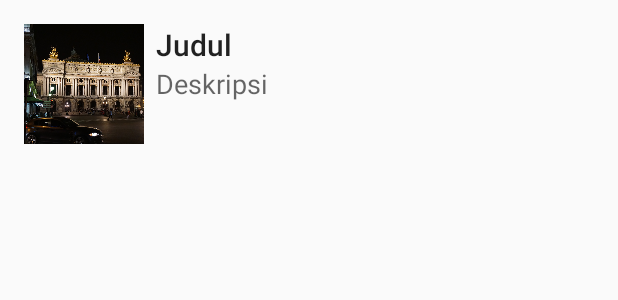
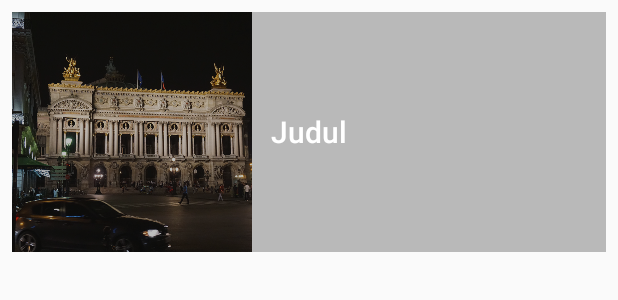
Before and after one commit to dheadhin/RecyclerView2, an Android app: the layout item_list.xml on its own in the app's theme, with its tools: preview values and no code run, on a phone screen of 412 x 824 dp. Shown: the top 300 px of the screen. Run offline under Robolectric (Android 15) with nearby library versions, the phone set to English and light mode, and no system bars.

Commit message:
RecyclerView Grid

```diff
--- a/app/src/main/java/id/sch/smktelkom_mlg/learn/recyclerview2/MainActivity.java
+++ b/app/src/main/java/id/sch/smktelkom_mlg/learn/recyclerview2/MainActivity.java
@@ -2,19 +2,16 @@ package id.sch.smktelkom_mlg.learn.recyclerview2;
 
 import android.content.res.Resources;
 import android.content.res.TypedArray;
-import android.graphics.drawable.BitmapDrawable;
 import android.graphics.drawable.Drawable;
 import android.os.Bundle;
-import android.support.v4.graphics.drawable.RoundedBitmapDrawable;
-import android.support.v4.graphics.drawable.RoundedBitmapDrawableFactory;
 import android.support.v7.app.AppCompatActivity;
-import android.support.v7.widget.LinearLayoutManager;
+import android.support.v7.widget.GridLayoutManager;
 import android.support.v7.widget.RecyclerView;
 
 import java.util.ArrayList;
 
-import adapter.HotelAdapter;
-import model.Hotel;
+import id.sch.smktelkom_mlg.learn.recyclerview2.adapter.HotelAdapter;
+import id.sch.smktelkom_mlg.learn.recyclerview2.model.Hotel;
 
 public class MainActivity extends AppCompatActivity {
     ArrayList<Hotel> mList = new ArrayList<>();
@@ -25,7 +22,7 @@ public class MainActivity extends AppCompatActivity {
         super.onCreate(savedInstanceState);
         setContentView(R.layout.activity_main);
         RecyclerView recyclerView = (RecyclerView) findViewById(R.id.recyclerView);
-        LinearLayoutManager layoutManager = new LinearLayoutManager(this);
+        GridLayoutManager layoutManager = new GridLayoutManager(this, 2);
         recyclerView.setLayoutManager(layoutManager);
         mAdapter = new HotelAdapter(mList);
         recyclerView.setAdapter(mAdapter);
@@ -41,10 +38,7 @@ public class MainActivity extends AppCompatActivity {
         Drawable[] arFoto = new Drawable[a.length()];
 
         for (int i = 0; i < arFoto.length; i++) {
-            BitmapDrawable bd = (BitmapDrawable) a.getDrawable(i);
-            RoundedBitmapDrawable rbd = RoundedBitmapDrawableFactory.create(getResources(), bd.getBitmap());
-            rbd.setCircular(true);
-            arFoto[i] = rbd;
+            arFoto[i] = a.getDrawable(i);
         }
         a.recycle();
 
--- a/app/src/main/java/id/sch/smktelkom_mlg/learn/recyclerview2/adapter/HotelAdapter.java
+++ b/app/src/main/java/id/sch/smktelkom_mlg/learn/recyclerview2/adapter/HotelAdapter.java
@@ -1,4 +1,4 @@
-package adapter;
+package id.sch.smktelkom_mlg.learn.recyclerview2.adapter;
 
 import android.support.v7.widget.RecyclerView;
 import android.view.LayoutInflater;
@@ -10,7 +10,7 @@ import android.widget.TextView;
 import java.util.ArrayList;
 
 import id.sch.smktelkom_mlg.learn.recyclerview2.R;
-import model.Hotel;
+import id.sch.smktelkom_mlg.learn.recyclerview2.model.Hotel;
 
 /**
  * Created by DHEA on 03/11/2016.
@@ -35,7 +35,6 @@ public class HotelAdapter extends RecyclerView.Adapter<HotelAdapter.ViewHolder>
     public void onBindViewHolder(ViewHolder holder, int position) {
         Hotel hotel = hotelList.get(position);
         holder.tvJudul.setText(hotel.judul);
-        holder.tvDeskripsi.setText(hotel.deskripsi);
         holder.ivFoto.setImageDrawable(hotel.foto);
     }
 
@@ -49,13 +48,11 @@ public class HotelAdapter extends RecyclerView.Adapter<HotelAdapter.ViewHolder>
     public class ViewHolder extends RecyclerView.ViewHolder {
         ImageView ivFoto;
         TextView tvJudul;
-        TextView tvDeskripsi;
 
         public ViewHolder(View itemView) {
             super(itemView);
             ivFoto = (ImageView) itemView.findViewById(R.id.imageView);
             tvJudul = (TextView) itemView.findViewById(R.id.textViewJudul);
-            tvDeskripsi = (TextView) itemView.findViewById(R.id.textViewDeskripsi);
         }
     }
 }
--- a/app/src/main/java/id/sch/smktelkom_mlg/learn/recyclerview2/model/Hotel.java
+++ b/app/src/main/java/id/sch/smktelkom_mlg/learn/recyclerview2/model/Hotel.java
@@ -1,4 +1,4 @@
-package model;
+package id.sch.smktelkom_mlg.learn.recyclerview2.model;
 
 import android.graphics.drawable.Drawable;
 
--- a/app/src/main/res/layout/item_list.xml
+++ b/app/src/main/res/layout/item_list.xml
@@ -4,39 +4,28 @@
     android:layout_width="match_parent"
     android:layout_height="wrap_content"
     android:background="?android:attr/selectableItemBackground"
-    android:padding="16dp">
+    android:padding="8dp">
 
     <ImageView
         android:id="@+id/imageView"
-        android:layout_width="80dp"
-        android:layout_height="80dp"
+        android:layout_width="160dp"
+        android:layout_height="160dp"
         android:scaleType="centerCrop"
         tools:src="@drawable/a" />
+
+    <ImageView
+        android:layout_width="match_parent"
+        android:layout_height="160dp"
+        android:alpha="0.3"
+        android:background="#242424" />
 
     <TextView
         android:id="@+id/textViewJudul"
         android:layout_width="match_parent"
-        android:layout_height="wrap_content"
-        android:layout_alignParentTop="true"
-        android:layout_marginLeft="8dp"
-        android:layout_marginStart="8dp"
-        android:layout_toEndOf="@+id/imageView"
-        android:layout_toRightOf="@+id/imageView"
-        android:ellipsize="end"
-        android:maxLines="1"
+        android:layout_height="160dp"
+        android:gravity="center"
         android:textAppearance="@style/TextAppearance.AppCompat.Title"
+        android:textColor="@android:color/white"
         tools:text="Judul" />
 
-    <TextView
-        android:id="@+id/textViewDeskripsi"
-        android:layout_width="match_parent"
-        android:layout_height="wrap_content"
-        android:layout_alignLeft="@+id/textViewJudul"
-        android:layout_alignStart="@+id/textViewJudul"
-        android:layout_below="@+id/textViewJudul"
-        android:ellipsize="end"
-        android:maxLines="2"
-        android:textAppearance="@style/TextAppearance.AppCompat.Medium"
-        tools:text="Deskripsi" />
-
 </RelativeLayout>
```
